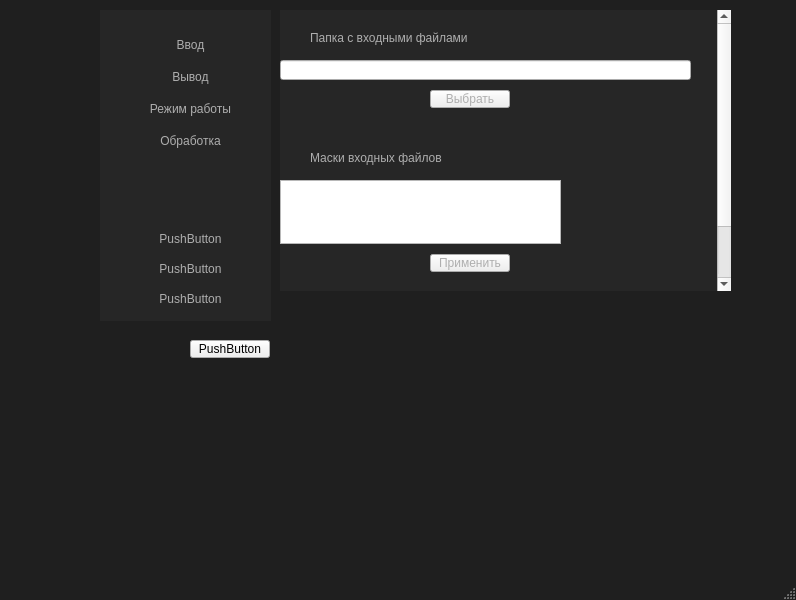
The window that mainwindow.ui (Miro-slave/file-modifier) describes before a commit, drawn with Qt 5.
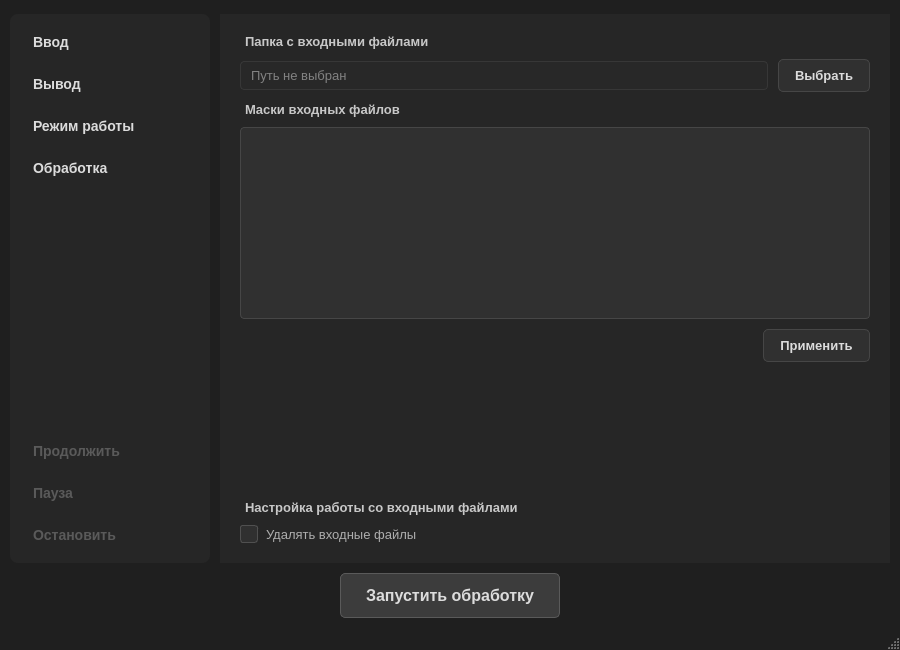
The same window after the commit. The open tabs and pages were chosen to show the change.

The edit to the form file:
```diff
--- a/mainwindow.ui
+++ b/mainwindow.ui
@@ -6,8 +6,8 @@
    <rect>
     <x>0</x>
     <y>0</y>
-    <width>796</width>
-    <height>600</height>
+    <width>900</width>
+    <height>650</height>
    </rect>
   </property>
   <property name="windowTitle">
@@ -15,69 +15,224 @@
   </property>
   <property name="styleSheet">
    <string notr="true">QMainWindow {
-	
-	
-	background-color: rgb(31, 31, 31);
-}</string>
+    background-color: rgb(31, 31, 31);
+}
+
+QMenuBar {
+    background-color: rgb(31, 31, 31);
+    color: rgb(174, 174, 174);
+    border: none;
+    padding: 2px;
+}
+
+QStatusBar {
+    background-color: rgb(31, 31, 31);
+    color: rgb(174, 174, 174);
+    border: none;
+}
+
+QWidget {
+    color: rgb(174, 174, 174);
+    font-size: 13px;
+}
+
+QLabel {
+    color: rgb(200, 200, 200);
+    font-weight: 500;
+    padding-left: 2px;
+}
+
+QLineEdit, QPlainTextEdit, QTimeEdit {
+    background-color: rgb(48, 48, 48);
+    border: 1px solid rgb(70, 70, 70);
+    border-radius: 4px;
+    padding: 5px 8px;
+    color: rgb(220, 220, 220);
+    selection-background-color: rgb(80, 80, 80);
+}
+
+QLineEdit:read-only {
+    background-color: rgb(40, 40, 40);
+    border-color: rgb(55, 55, 55);
+}
+
+QRadioButton, QCheckBox {
+    spacing: 8px;
+    color: rgb(174, 174, 174);
+}
+
+QRadioButton::indicator, QCheckBox::indicator {
+    width: 16px;
+    height: 16px;
+    border-radius: 3px;
+    border: 1px solid rgb(80, 80, 80);
+    background-color: rgb(48, 48, 48);
+}
+
+QRadioButton::indicator:checked, QCheckBox::indicator:checked {
+    background-color: rgb(100, 100, 100);
+    border-color: rgb(140, 140, 140);
+}
+
+QPushButton {
+    background-color: rgb(48, 48, 48);
+    border: 1px solid rgb(70, 70, 70);
+    border-radius: 5px;
+    padding: 8px 16px;
+    color: rgb(220, 220, 220);
+    text-align: center;
+    font-weight: 500;
+}
+
+QPushButton:hover {
+    background-color: rgb(65, 65, 65);
+    border-color: rgb(90, 90, 90);
+}
+
+QPushButton:pressed {
+    background-color: rgb(38, 38, 38);
+}
+
+QPushButton:disabled {
+    color: rgb(90, 90, 90);
+    background-color: rgb(38, 38, 38);
+    border-color: rgb(45, 45, 45);
+}
+
+#side_panel {
+    background-color: rgb(38, 38, 38);
+    border-radius: 8px;
+}
+
+#side_panel QPushButton {
+    background-color: transparent;
+    border: none;
+    border-radius: 4px;
+    padding: 12px 15px;
+    text-align: left;
+    font-size: 14px;
+}
+
+#side_panel QPushButton:hover {
+    background-color: rgb(55, 55, 55);
+}
+
+#side_panel QPushButton:checked {
+    background-color: rgb(65, 65, 65);
+    color: white;
+    font-weight: 600;
+}
+
+#scrollArea {
+    background-color: rgb(38, 38, 38);
+    border: none;
+    border-radius: 8px;
+}
+
+#scrollAreaWidgetContents {
+    background-color: rgb(38, 38, 38);
+}
+
+#options_stacked_widget {
+    background-color: rgb(38, 38, 38);
+}
+
+QScrollBar:vertical {
+    background: rgb(38, 38, 38);
+    width: 12px;
+    margin: 15px 2px 15px 2px;
+    border-radius: 6px;
+}
+
+QScrollBar::handle:vertical {
+    background: rgb(70, 70, 70);
+    min-height: 20px;
+    border-radius: 5px;
+}
+
+QScrollBar::handle:vertical:hover {
+    background: rgb(90, 90, 90);
+}
+
+QScrollBar::add-line:vertical, QScrollBar::sub-line:vertical {
+    height: 0px;
+    background: none;
+}
+
+QScrollBar::add-page:vertical, QScrollBar::sub-page:vertical {
+    background: none;
+}
+
+#start_button {
+    font-size: 16px;
+    font-weight: 600;
+    padding: 12px 25px;
+    background-color: rgb(60, 60, 60);
+    border: 1px solid rgb(90, 90, 90);
+}
+
+#start_button:hover {
+    background-color: rgb(75, 75, 75);
+}
+</string>
   </property>
   <widget class="QWidget" name="centralwidget">
-   <widget class="QPushButton" name="start_button">
-    <property name="geometry">
-     <rect>
-      <x>190</x>
-      <y>340</y>
-      <width>80</width>
-      <height>18</height>
-     </rect>
+   <layout class="QVBoxLayout" name="verticalLayout_4">
+    <property name="spacing">
+     <number>10</number>
     </property>
-    <property name="text">
-     <string>PushButton</string>
+    <property name="leftMargin">
+     <number>10</number>
     </property>
-   </widget>
+    <property name="topMargin">
+     <number>10</number>
+    </property>
+    <property name="rightMargin">
+     <number>10</number>
+    </property>
+    <property name="bottomMargin">
+     <number>10</number>
+    </property>
+    <item>
+     <layout class="QHBoxLayout" name="horizontalLayout">
+      <property name="spacing">
+       <number>10</number>
+      </property>
+      <item>
    <widget class="QWidget" name="side_panel" native="true">
-    <property name="geometry">
-     <rect>
-      <x>100</x>
-      <y>10</y>
-      <width>171</width>
-      <height>311</height>
-     </rect>
-    </property>
-    <property name="styleSheet">
-     <string notr="true">QPushButton {
-	color: rgb(174, 174, 174);
-	background-color: rgb(38, 38, 38);
-
-	text-align: center;
-	
-	height: 30;
-	border: none
-}
-
-QPushButton:checked {
-	color: rgb(255, 255, 255);
-}
-
-QPushButton:hover {
-	background-color: rgb(61, 61, 61);
-}
-
-QWidget {
-	background-color: rgb(38, 38, 38);
-}</string>
-    </property>
-    <widget class="QWidget" name="layoutWidget">
-     <property name="geometry">
-      <rect>
-       <x>40</x>
-       <y>20</y>
-       <width>101</width>
-       <height>284</height>
-      </rect>
+        <property name="sizePolicy">
+         <sizepolicy hsizetype="Fixed" vsizetype="Preferred">
+          <horstretch>0</horstretch>
+          <verstretch>0</verstretch>
+         </sizepolicy>
+        </property>
+        <property name="minimumSize">
+         <size>
+          <width>200</width>
+          <height>0</height>
+         </size>
+        </property>
+        <property name="maximumSize">
+         <size>
+          <width>250</width>
+          <height>16777215</height>
+         </size>
      </property>
      <layout class="QVBoxLayout" name="verticalLayout_3">
       <property name="spacing">
-       <number>0</number>
+          <number>4</number>
+         </property>
+         <property name="leftMargin">
+          <number>8</number>
+         </property>
+         <property name="topMargin">
+          <number>8</number>
+         </property>
+         <property name="rightMargin">
+          <number>8</number>
+         </property>
+         <property name="bottomMargin">
+          <number>8</number>
       </property>
       <item>
        <layout class="QVBoxLayout" name="verticalLayout">
@@ -154,239 +309,266 @@
       <item>
        <layout class="QVBoxLayout" name="verticalLayout_2">
         <property name="spacing">
-         <number>0</number>
-        </property>
-        <item>
-         <widget class="QPushButton" name="stop_button">
-          <property name="text">
-           <string>PushButton</string>
-          </property>
-         </widget>
-        </item>
+            <number>2</number>
+           </property>
         <item>
          <widget class="QPushButton" name="resume_button">
+             <property name="enabled">
+              <bool>false</bool>
+             </property>
           <property name="text">
-           <string>PushButton</string>
+              <string>Продолжить</string>
           </property>
          </widget>
         </item>
         <item>
          <widget class="QPushButton" name="pause_button">
+             <property name="enabled">
+              <bool>false</bool>
+             </property>
           <property name="text">
-           <string>PushButton</string>
+              <string>Пауза</string>
           </property>
          </widget>
         </item>
+           <item>
+            <widget class="QPushButton" name="stop_button">
+             <property name="enabled">
+              <bool>false</bool>
+             </property>
+             <property name="text">
+              <string>Остановить</string>
+             </property>
+            </widget>
+           </item>
        </layout>
       </item>
      </layout>
     </widget>
-   </widget>
+      </item>
+      <item>
    <widget class="QScrollArea" name="scrollArea">
-    <property name="geometry">
-     <rect>
-      <x>280</x>
-      <y>10</y>
-      <width>451</width>
-      <height>281</height>
-     </rect>
-    </property>
-    <property name="styleSheet">
-     <string notr="true">QScrollArea {
-   background: rgb(38, 38, 38);
-	border: none;
-}
-
-QScrollBar:vertical {
-    background: rgb(38, 38, 38);
-    width: 14px;
-    margin: 20px 0 20px 0;
-}
-
-QScrollBar::add-line:vertical, QScrollBar::sub-line:vertical {
-    height: 0px;
-    background: none;
-}
-</string>
+        <property name="sizePolicy">
+         <sizepolicy hsizetype="Expanding" vsizetype="Expanding">
+          <horstretch>1</horstretch>
+          <verstretch>1</verstretch>
+         </sizepolicy>
     </property>
     <property name="horizontalScrollBarPolicy">
      <enum>Qt::ScrollBarPolicy::ScrollBarAlwaysOff</enum>
     </property>
     <property name="widgetResizable">
-     <bool>false</bool>
+         <bool>true</bool>
     </property>
     <widget class="QWidget" name="scrollAreaWidgetContents">
      <property name="geometry">
       <rect>
        <x>0</x>
        <y>0</y>
-       <width>451</width>
-       <height>351</height>
-      </rect>
-     </property>
+           <width>668</width>
+           <height>519</height>
+          </rect>
+         </property>
+         <layout class="QVBoxLayout" name="verticalLayout_5">
+          <property name="spacing">
+           <number>0</number>
+          </property>
+          <property name="leftMargin">
+           <number>0</number>
+          </property>
+          <property name="topMargin">
+           <number>0</number>
+          </property>
+          <property name="rightMargin">
+           <number>0</number>
+          </property>
+          <property name="bottomMargin">
+           <number>0</number>
+          </property>
+          <item>
      <widget class="QStackedWidget" name="options_stacked_widget">
-      <property name="geometry">
-       <rect>
-        <x>-20</x>
-        <y>0</y>
-        <width>481</width>
-        <height>361</height>
-       </rect>
-      </property>
-      <property name="styleSheet">
-       <string notr="true">QStackedWidget {
-	background-color: rgb(38, 38, 38);
-}
-
-QWidget {
-	color: rgb(174, 174, 174);
-}</string>
-      </property>
       <property name="currentIndex">
-       <number>2</number>
+             <number>0</number>
       </property>
       <widget class="QWidget" name="page_1">
-       <widget class="QPushButton" name="choose_input_folder_button">
-        <property name="geometry">
-         <rect>
-          <x>170</x>
-          <y>80</y>
-          <width>80</width>
-          <height>18</height>
-         </rect>
-        </property>
-        <property name="text">
-         <string>Выбрать</string>
-        </property>
-       </widget>
-       <widget class="QPushButton" name="apply_masks_button">
-        <property name="geometry">
-         <rect>
-          <x>170</x>
-          <y>244</y>
-          <width>80</width>
-          <height>18</height>
-         </rect>
-        </property>
-        <property name="text">
-         <string>Применить</string>
-        </property>
-       </widget>
-       <widget class="QPlainTextEdit" name="plainTextEdit">
-        <property name="geometry">
-         <rect>
-          <x>20</x>
-          <y>170</y>
-          <width>281</width>
-          <height>64</height>
-         </rect>
-        </property>
-       </widget>
-       <widget class="QLineEdit" name="input_folder_line_edit">
-        <property name="geometry">
-         <rect>
-          <x>20</x>
-          <y>50</y>
-          <width>411</width>
-          <height>20</height>
-         </rect>
-        </property>
-        <property name="layoutDirection">
-         <enum>Qt::LayoutDirection::LeftToRight</enum>
-        </property>
-        <property name="readOnly">
-         <bool>true</bool>
-        </property>
-       </widget>
+             <layout class="QVBoxLayout" name="verticalLayout_6">
+              <property name="spacing">
+               <number>10</number>
+              </property>
+              <property name="leftMargin">
+               <number>20</number>
+              </property>
+              <property name="topMargin">
+               <number>20</number>
+              </property>
+              <property name="rightMargin">
+               <number>20</number>
+              </property>
+              <property name="bottomMargin">
+               <number>20</number>
+              </property>
+              <item>
        <widget class="QLabel" name="input_folder_label">
-        <property name="geometry">
-         <rect>
-          <x>50</x>
-          <y>20</y>
-          <width>171</width>
-          <height>16</height>
-         </rect>
-        </property>
         <property name="text">
          <string>Папка с входными файлами</string>
         </property>
        </widget>
+              </item>
+              <item>
+               <layout class="QHBoxLayout" name="horizontalLayout_2">
+                <item>
+                 <widget class="QLineEdit" name="input_folder_line_edit">
+                  <property name="readOnly">
+                   <bool>true</bool>
+                  </property>
+                  <property name="placeholderText">
+                   <string>Путь не выбран</string>
+                  </property>
+                 </widget>
+                </item>
+                <item>
+                 <widget class="QPushButton" name="choose_input_folder_button">
+                  <property name="text">
+                   <string>Выбрать</string>
+                  </property>
+                 </widget>
+                </item>
+               </layout>
+              </item>
+              <item>
        <widget class="QLabel" name="apply_masks_label">
-        <property name="geometry">
-         <rect>
-          <x>50</x>
-          <y>140</y>
-          <width>171</width>
-          <height>16</height>
-         </rect>
-        </property>
         <property name="text">
          <string>Маски входных файлов</string>
         </property>
        </widget>
-       <widget class="QRadioButton" name="delete_input_files_radio_button">
-        <property name="geometry">
-         <rect>
-          <x>30</x>
-          <y>330</y>
-          <width>151</width>
-          <height>17</height>
-         </rect>
-        </property>
+              </item>
+              <item>
+               <widget class="QPlainTextEdit" name="file_filters_plain_text_edit">
+                <property name="plainText">
+                 <string/>
+                </property>
+               </widget>
+              </item>
+              <item>
+               <layout class="QHBoxLayout" name="horizontalLayout_3">
+                <item>
+                 <spacer name="horizontalSpacer">
+                  <property name="orientation">
+                   <enum>Qt::Orientation::Horizontal</enum>
+                  </property>
+                  <property name="sizeHint" stdset="0">
+                   <size>
+                    <width>40</width>
+                    <height>20</height>
+                   </size>
+                  </property>
+                 </spacer>
+                </item>
+                <item>
+                 <widget class="QPushButton" name="apply_masks_button">
         <property name="text">
-         <string>Удалять входные файлы</string>
-        </property>
-       </widget>
+                   <string>Применить</string>
+                  </property>
+                 </widget>
+                </item>
+               </layout>
+              </item>
+              <item>
+               <spacer name="verticalSpacer_3">
+                <property name="orientation">
+                 <enum>Qt::Orientation::Vertical</enum>
+                </property>
+                <property name="sizeHint" stdset="0">
+                 <size>
+                  <width>20</width>
+                  <height>40</height>
+                 </size>
+                </property>
+               </spacer>
+              </item>
+              <item>
        <widget class="QLabel" name="delete_input_files_label">
-        <property name="geometry">
-         <rect>
-          <x>50</x>
-          <y>310</y>
-          <width>261</width>
-          <height>16</height>
-         </rect>
-        </property>
         <property name="text">
          <string>Настройка работы со входными файлами</string>
         </property>
        </widget>
+              </item>
+              <item>
+               <widget class="QRadioButton" name="delete_input_files_radio_button">
+                <property name="text">
+                 <string>Удалять входные файлы</string>
+                </property>
+               </widget>
+              </item>
+             </layout>
       </widget>
       <widget class="QWidget" name="page_3">
-       <widget class="QPushButton" name="choose_output_folder_button">
-        <property name="geometry">
-         <rect>
-          <x>170</x>
-          <y>80</y>
-          <width>80</width>
-          <height>18</height>
-         </rect>
-        </property>
+             <layout class="QVBoxLayout" name="verticalLayout_7">
+              <property name="spacing">
+               <number>10</number>
+              </property>
+              <property name="leftMargin">
+               <number>20</number>
+              </property>
+              <property name="topMargin">
+               <number>20</number>
+              </property>
+              <property name="rightMargin">
+               <number>20</number>
+              </property>
+              <property name="bottomMargin">
+               <number>20</number>
+              </property>
+              <item>
+               <widget class="QLabel" name="output_folder_label">
         <property name="text">
-         <string>Выбрать</string>
-        </property>
-       </widget>
+                 <string>Папка с выходными файлами</string>
+                </property>
+               </widget>
+              </item>
+              <item>
+               <layout class="QHBoxLayout" name="horizontalLayout_4">
+                <item>
        <widget class="QLineEdit" name="output_folder_line_edit">
-        <property name="geometry">
-         <rect>
-          <x>20</x>
-          <y>50</y>
-          <width>411</width>
-          <height>20</height>
-         </rect>
-        </property>
         <property name="readOnly">
          <bool>true</bool>
         </property>
-       </widget>
+                  <property name="placeholderText">
+                   <string>Путь не выбран</string>
+                  </property>
+                 </widget>
+                </item>
+                <item>
+                 <widget class="QPushButton" name="choose_output_folder_button">
+                  <property name="text">
+                   <string>Выбрать</string>
+                  </property>
+                 </widget>
+                </item>
+               </layout>
+              </item>
+              <item>
+               <spacer name="verticalSpacer_4">
+                <property name="orientation">
+                 <enum>Qt::Orientation::Vertical</enum>
+                </property>
+                <property name="sizeHint" stdset="0">
+                 <size>
+                  <width>20</width>
+                  <height>30</height>
+                 </size>
+                </property>
+               </spacer>
+              </item>
+              <item>
+               <widget class="QLabel" name="output_folder_label_2">
+                <property name="text">
+                 <string>Повторение имен выходных файлов</string>
+                </property>
+               </widget>
+              </item>
+              <item>
        <widget class="QRadioButton" name="rewrite_radio_button">
-        <property name="geometry">
-         <rect>
-          <x>30</x>
-          <y>170</y>
-          <width>251</width>
-          <height>17</height>
-         </rect>
-        </property>
         <property name="text">
          <string>Перезаписывать файлы</string>
         </property>
@@ -394,74 +576,74 @@
          <bool>true</bool>
         </property>
        </widget>
+              </item>
+              <item>
        <widget class="QRadioButton" name="add_number_radio_button">
-        <property name="geometry">
-         <rect>
-          <x>30</x>
-          <y>200</y>
-          <width>261</width>
-          <height>17</height>
-         </rect>
-        </property>
         <property name="text">
          <string>Добавлять номер в конце</string>
         </property>
        </widget>
-       <widget class="QLabel" name="output_folder_label">
-        <property name="geometry">
-         <rect>
-          <x>50</x>
-          <y>20</y>
-          <width>171</width>
-          <height>16</height>
-         </rect>
-        </property>
-        <property name="text">
-         <string>Папка с выходными файлами</string>
-        </property>
-       </widget>
-       <widget class="QLabel" name="output_folder_label_2">
-        <property name="geometry">
-         <rect>
-          <x>50</x>
-          <y>140</y>
-          <width>221</width>
-          <height>16</height>
-         </rect>
-        </property>
-        <property name="text">
-         <string>Повторение имен выходных файлов</string>
-        </property>
-       </widget>
+              </item>
+              <item>
+               <spacer name="verticalSpacer_5">
+                <property name="orientation">
+                 <enum>Qt::Orientation::Vertical</enum>
+                </property>
+                <property name="sizeHint" stdset="0">
+                 <size>
+                  <width>20</width>
+                  <height>40</height>
+                 </size>
+                </property>
+               </spacer>
+              </item>
+             </layout>
       </widget>
       <widget class="QWidget" name="page_4">
+             <layout class="QVBoxLayout" name="verticalLayout_8">
+              <property name="spacing">
+               <number>10</number>
+              </property>
+              <property name="leftMargin">
+               <number>20</number>
+              </property>
+              <property name="topMargin">
+               <number>20</number>
+              </property>
+              <property name="rightMargin">
+               <number>20</number>
+              </property>
+              <property name="bottomMargin">
+               <number>20</number>
+              </property>
+              <item>
+               <widget class="QLabel" name="processing_label">
+                <property name="text">
+                 <string>Работа по таймеру</string>
+                </property>
+               </widget>
+              </item>
+              <item>
+               <widget class="QCheckBox" name="timer_check_box">
+                <property name="text">
+                 <string>Обрабатывать новые файлы с заданным интервалом времени</string>
+                </property>
+               </widget>
+              </item>
+              <item>
        <widget class="QLabel" name="set_time_label">
         <property name="enabled">
          <bool>false</bool>
         </property>
-        <property name="geometry">
-         <rect>
-          <x>120</x>
-          <y>160</y>
-          <width>111</width>
-          <height>16</height>
-         </rect>
-        </property>
         <property name="text">
          <string>Установка таймера</string>
         </property>
        </widget>
+              </item>
+              <item>
        <widget class="QTimeEdit" name="timer_time_edit">
         <property name="enabled">
-         <bool>true</bool>
-        </property>
-        <property name="geometry">
-         <rect>
-          <x>120</x>
-          <y>190</y>
-          <width>118</width>
-          <height>22</height>
-         </rect>
+                 <bool>false</bool>
         </property>
         <property name="displayFormat">
          <string>hh:mm:ss</string>
@@ -474,32 +656,128 @@
          </time>
         </property>
        </widget>
-       <widget class="QCheckBox" name="timer_check_box">
-        <property name="geometry">
-         <rect>
-          <x>120</x>
-          <y>130</y>
-          <width>311</width>
-          <height>17</height>
-         </rect>
-        </property>
+              </item>
+              <item>
+               <spacer name="verticalSpacer_6">
+                <property name="orientation">
+                 <enum>Qt::Orientation::Vertical</enum>
+                </property>
+                <property name="sizeHint" stdset="0">
+                 <size>
+                  <width>20</width>
+                  <height>40</height>
+                 </size>
+                </property>
+               </spacer>
+              </item>
+             </layout>
+            </widget>
+            <widget class="QWidget" name="page_2">
+             <layout class="QVBoxLayout" name="verticalLayout_9">
+              <property name="spacing">
+               <number>10</number>
+              </property>
+              <property name="leftMargin">
+               <number>20</number>
+              </property>
+              <property name="topMargin">
+               <number>20</number>
+              </property>
+              <property name="rightMargin">
+               <number>20</number>
+              </property>
+              <property name="bottomMargin">
+               <number>20</number>
+              </property>
+              <item>
+               <widget class="QLabel" name="xor_variable_label">
         <property name="text">
-         <string>Продолжить работу с заданной периодичностью</string>
-        </property>
-       </widget>
-      </widget>
-      <widget class="QWidget" name="page_2"/>
-     </widget>
-    </widget>
-   </widget>
+                 <string>Введите битовую маску</string>
+                </property>
+               </widget>
+              </item>
+              <item>
+               <widget class="QLineEdit" name="xor_variable_line_edit">
+                <property name="placeholderText">
+                 <string>1234567890ABCDEF</string>
+                </property>
+               </widget>
+              </item>
+              <item>
+               <spacer name="verticalSpacer_7">
+                <property name="orientation">
+                 <enum>Qt::Orientation::Vertical</enum>
+                </property>
+                <property name="sizeHint" stdset="0">
+                 <size>
+                  <width>20</width>
+                  <height>40</height>
+                 </size>
+                </property>
+               </spacer>
+              </item>
+             </layout>
+            </widget>
+           </widget>
+          </item>
+         </layout>
+        </widget>
+       </widget>
+      </item>
+     </layout>
+    </item>
+    <item>
+     <layout class="QHBoxLayout" name="horizontalLayout_5">
+      <item>
+       <spacer name="horizontalSpacer_2">
+        <property name="orientation">
+         <enum>Qt::Orientation::Horizontal</enum>
+        </property>
+        <property name="sizeHint" stdset="0">
+         <size>
+          <width>40</width>
+          <height>20</height>
+         </size>
+        </property>
+       </spacer>
+      </item>
+      <item>
+       <widget class="QPushButton" name="start_button">
+        <property name="minimumSize">
+         <size>
+          <width>150</width>
+          <height>0</height>
+         </size>
+        </property>
+        <property name="text">
+         <string>Запустить обработку</string>
+        </property>
+       </widget>
+      </item>
+      <item>
+       <spacer name="horizontalSpacer_3">
+        <property name="orientation">
+         <enum>Qt::Orientation::Horizontal</enum>
+        </property>
+        <property name="sizeHint" stdset="0">
+         <size>
+          <width>40</width>
+          <height>20</height>
+         </size>
+        </property>
+       </spacer>
+      </item>
+     </layout>
+    </item>
+   </layout>
   </widget>
   <widget class="QMenuBar" name="menubar">
    <property name="geometry">
     <rect>
      <x>0</x>
      <y>0</y>
-     <width>796</width>
-     <height>17</height>
+     <width>900</width>
+     <height>27</height>
     </rect>
    </property>
   </widget>
```
Lines whose indentation alone changed are shown as unchanged.
